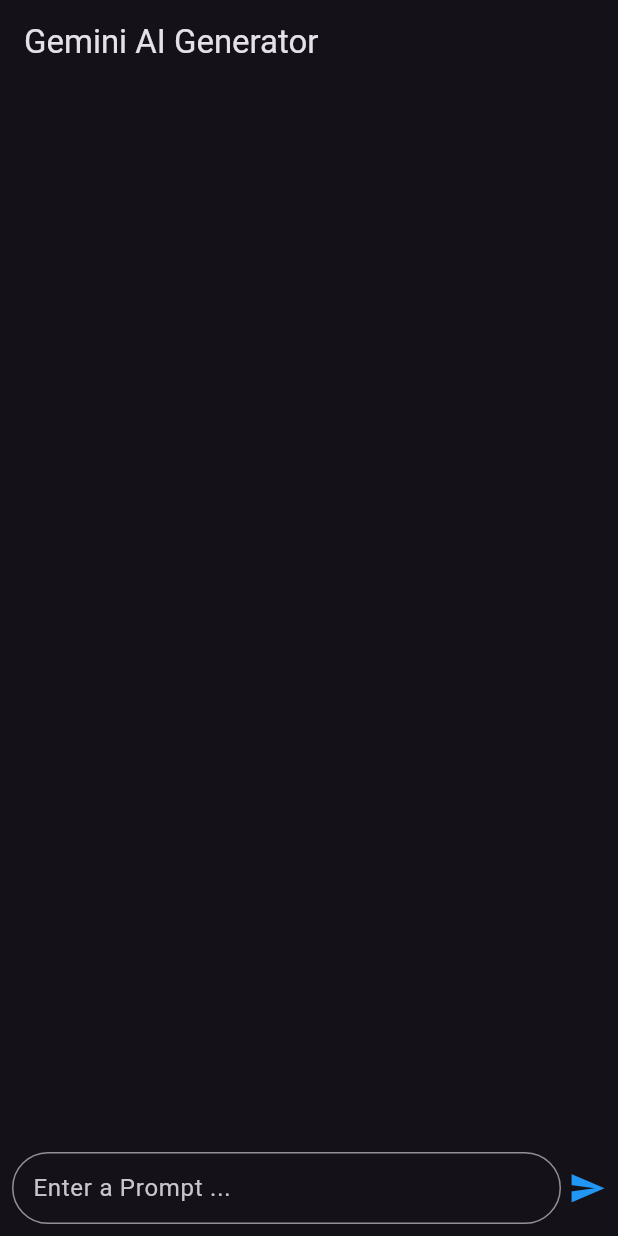
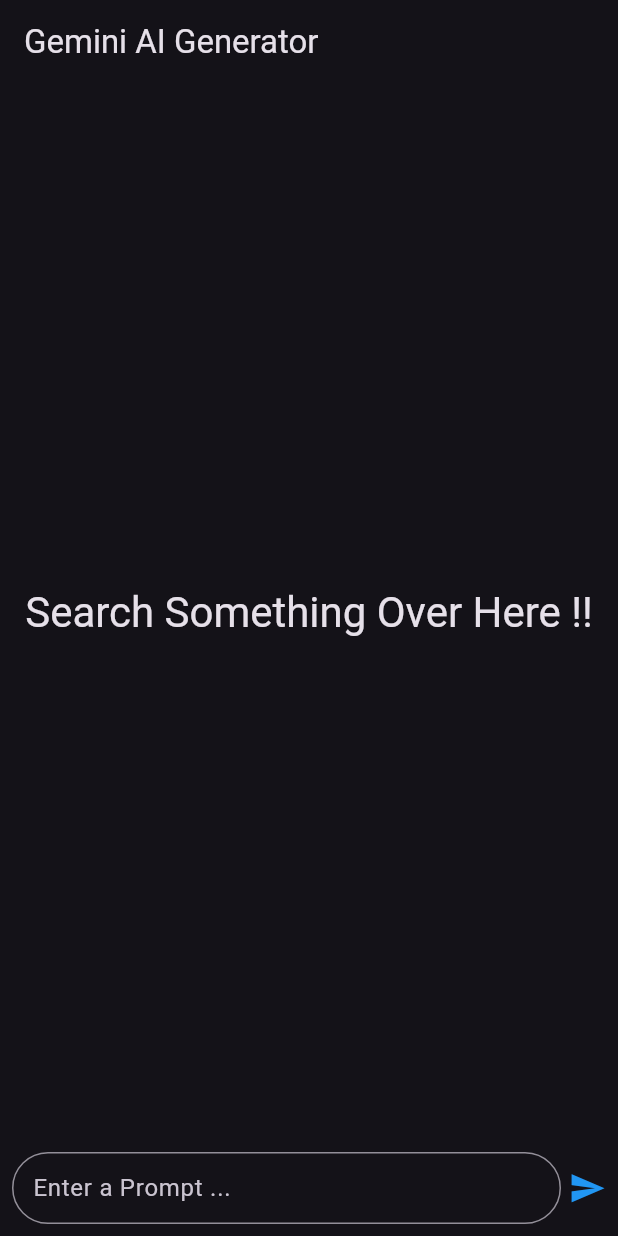
Before and after one commit to jinosh05/gemini_ai_example, a Flutter app: the screen it shows after launch, on a phone screen of 412 x 824 dp. Run offline on Flutter 3.47's test engine with Material 3 defaults, Android fonts, the phone set to English and light mode, and no system bars; our stand-ins replace google_generative_ai.

Commit message:
Handled empty list

```diff
--- a/lib/main.dart
+++ b/lib/main.dart
@@ -46,7 +46,17 @@ class _ChatPageState extends State<ChatPage> {
       ),
       body: Column(
         children: [
-          Expanded(
+          listDatas.isEmpty
+              ? Expanded(
+                  child: Center(
+                    child: Text(
+                      "Search Something Over Here !!",
+                      style: Theme.of(context).textTheme.headlineMedium!,
+                      textAlign: TextAlign.center,
+                    ),
+                  ),
+                )
+              : Expanded(
                   child: ListView.separated(
                     itemCount: listDatas.length,
                     separatorBuilder: (BuildContext context, int index) {
@@ -64,8 +74,13 @@ class _ChatPageState extends State<ChatPage> {
                             padding: const EdgeInsets.all(8.0),
                             child: Text(
                               listDatas[index],
-                        style: Theme.of(context).textTheme.bodyMedium!.copyWith(
-                              color: index.isOdd ? Colors.yellow : Colors.blue,
+                              style: Theme.of(context)
+                                  .textTheme
+                                  .bodyMedium!
+                                  .copyWith(
+                                    color: index.isOdd
+                                        ? Colors.yellow
+                                        : Colors.blue,
                                   ),
                             ),
                           ),
```
Lines whose indentation alone changed are shown as unchanged.
